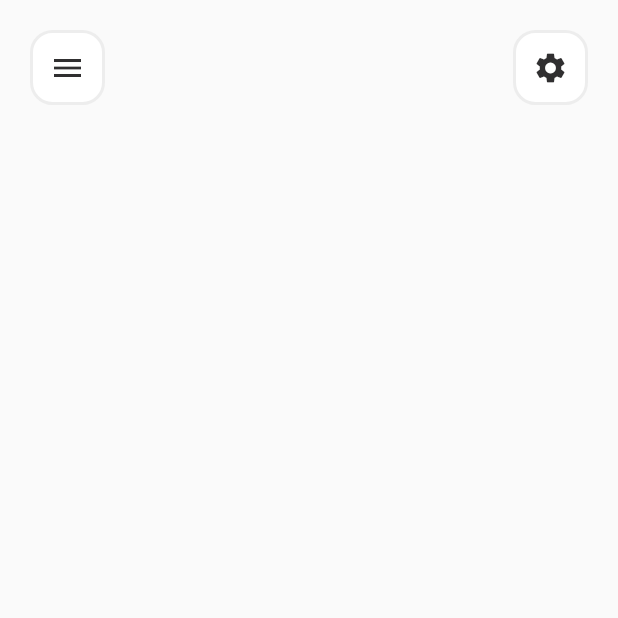
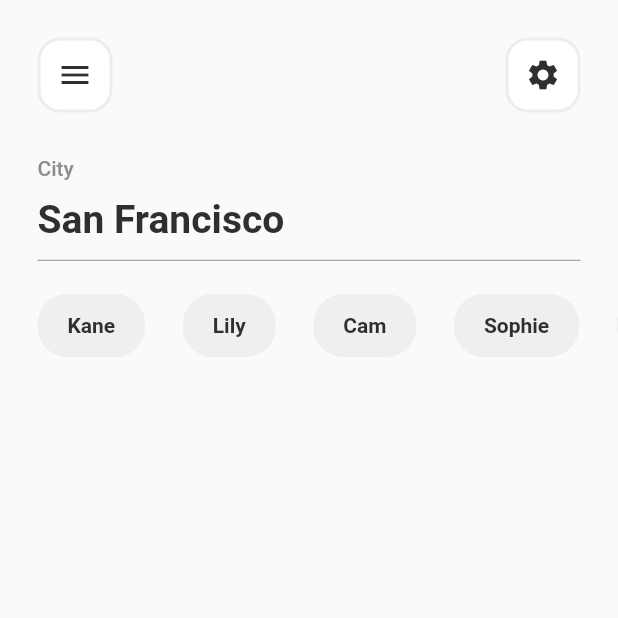
Before and after one commit to Proxfam/hopper, a Flutter app: the screen it shows after launch, on a phone screen of 412 x 824 dp, the top half of it. Run offline on Flutter 3.47's test engine with Material 2 defaults, Android fonts, the light colour scheme and no system bars.

Commit message:
25/05/22 #3

```diff
--- a/hopper_flutter_app/lib/pages/landingPage.dart
+++ b/hopper_flutter_app/lib/pages/landingPage.dart
@@ -16,6 +16,8 @@
   @override
   Widget build(BuildContext context) {
     final Size size = MediaQuery.of(context).size;
+    final ThemeData themeData = Theme.of(context);
+    final double padding = 25;
 
     return Scaffold(
         body: SafeArea(
@@ -23,9 +25,11 @@
                 width: size.width,
                 height: size.height,
                 child: Column(
+                  crossAxisAlignment: CrossAxisAlignment.start,
                   children: [
+                    SizedBox(height: padding),
                     Padding(
-                        padding: EdgeInsets.all(20),
+                        padding: EdgeInsets.symmetric(horizontal: padding),
                         child: Row(
                           mainAxisAlignment: MainAxisAlignment.spaceBetween,
                           children: const [
@@ -42,8 +46,54 @@
                                 child:
                                     Icon(Icons.settings, color: PRIMARY_COLOR))
                           ],
-                        ))
+                        )),
+                    SizedBox(height: padding),
+                    Padding(
+                        padding: EdgeInsets.symmetric(horizontal: padding),
+                        child:
+                            Text('City', style: themeData.textTheme.bodyText2)),
+                    const SizedBox(height: 10),
+                    Padding(
+                        padding: EdgeInsets.symmetric(horizontal: padding),
+                        child: Text('San Francisco',
+                            style: themeData.textTheme.headline1)),
+                    Padding(
+                        padding: EdgeInsets.symmetric(horizontal: padding),
+                        child: Divider(height: padding, color: COLOR_GREY)),
+                    const SizedBox(height: 10),
+                    SingleChildScrollView(
+                        scrollDirection: Axis.horizontal,
+                        child: Row(
+                            children: [
+                          "Kane",
+                          "Lily",
+                          "Cam",
+                          "Sophie",
+                          "Emily",
+                          "Jack",
+                          "Will"
+                        ].map((e) => ChoiceOption(text: e)).toList()))
                   ],
                 ))));
   }
 }
+
+class ChoiceOption extends StatelessWidget {
+  const ChoiceOption({Key? key, required this.text}) : super(key: key);
+
+  final String text;
+
+  @override
+  Widget build(BuildContext context) {
+    final ThemeData themedata = Theme.of(context);
+    return Container(
+      decoration: BoxDecoration(
+        borderRadius: BorderRadius.circular(20),
+        color: COLOR_GREY.withAlpha(25),
+      ),
+      padding: EdgeInsets.symmetric(horizontal: 20, vertical: 13),
+      margin: EdgeInsets.only(left: 25),
+      child: Text(text, style: themedata.textTheme.headline5),
+    );
+  }
+}
```
